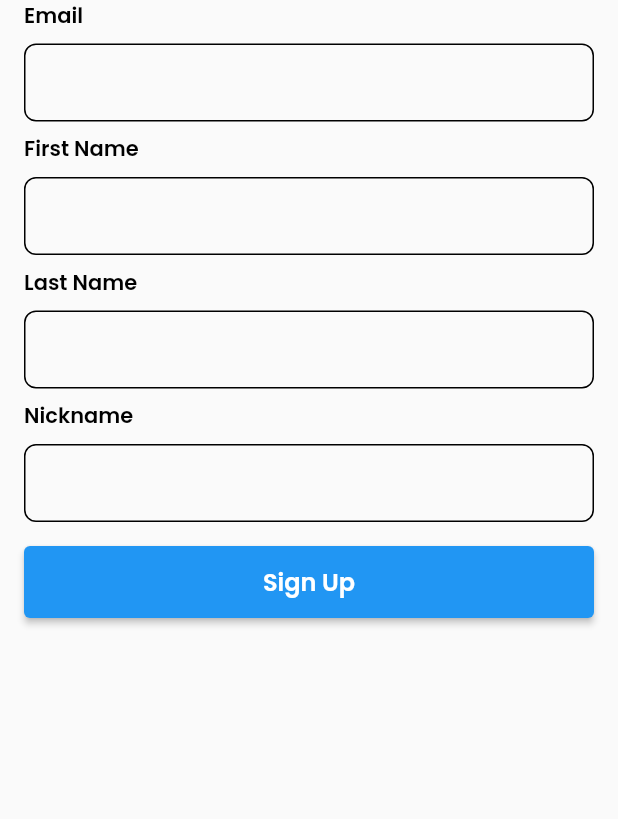
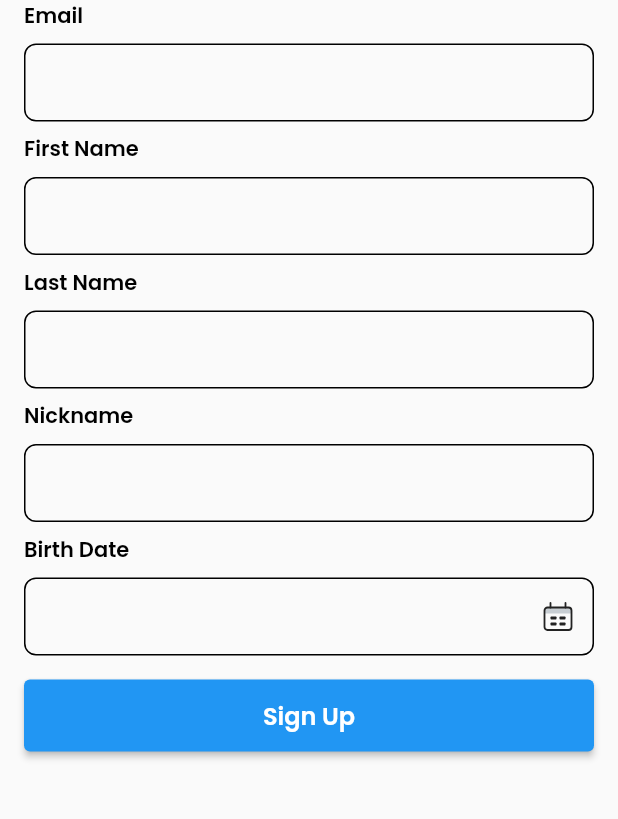
Before and after one commit to prasetya4di/vita-flutter-app, a Flutter app: the RegisterScreen screen opened by its route, on a phone screen of 412 x 824 dp, the part 249-1068 px from its top. Run offline on Flutter 3.47's test engine with Material 2 defaults, Android fonts, the phone set to English and light mode, and no system bars; our stand-ins replace cached_network_image, chopper, either_dart, flutter_bloc, flutter_markdown, flutter_svg and 4 more; generated files the repository leaves out were written again.

Commit message:
Add birth date form field

```diff
--- a/lib/view/register/register_screen.dart
+++ b/lib/view/register/register_screen.dart
@@ -1,6 +1,7 @@
 import 'package:flutter/material.dart';
 import 'package:vita_client_app/view/login/widgets/email_form_field.dart';
 import 'package:vita_client_app/view/login/widgets/register_button.dart';
+import 'package:vita_client_app/view/register/widgets/birthdate_form_field.dart';
 import 'package:vita_client_app/view/register/widgets/first_name_form_field.dart';
 import 'package:vita_client_app/view/register/widgets/last_name_form_field.dart';
 import 'package:vita_client_app/view/register/widgets/nickname_form_field.dart';
@@ -36,6 +37,8 @@ class _RegisterScreen extends State<RegisterScreen> {
                   const LastNameFormField(),
                   const SpaceVertical(),
                   const NickNameFormField(),
+                  const SpaceVertical(),
+                  const BirthdateFormField(),
                   const SpaceVertical(size: 16),
                   RegisterButton(onPressed: () {})
                 ],
--- /dev/null
+++ b/lib/view/register/widgets/birthdate_form_field.dart
@@ -0,0 +1,54 @@
+import 'package:flutter/material.dart';
+import 'package:flutter_svg/flutter_svg.dart';
+import 'package:intl/intl.dart';
+import 'package:vita_client_app/generated/assets.dart';
+import 'package:vita_client_app/view/widgets/user_form_field.dart';
+
+class BirthdateFormField extends StatefulWidget {
+  const BirthdateFormField({super.key});
+
+  @override
+  State<BirthdateFormField> createState() => _BirthdateFormField();
+}
+
+class _BirthdateFormField extends State<BirthdateFormField> {
+  final TextEditingController _birthdateController = TextEditingController();
+
+  @override
+  Widget build(BuildContext context) {
+    return GestureDetector(
+      onTap: () async {
+        DateTime? pickedDate = await showDatePicker(
+            context: context,
+            initialDate: DateTime.now(),
+            firstDate: DateTime(1950),
+            lastDate: DateTime.now());
+        if (pickedDate != null) {
+          String formattedDate = DateFormat('dd MMM yyyy').format(pickedDate);
+
+          setState(() {
+            _birthdateController.text = formattedDate;
+          });
+        }
+      },
+      child: UserFormField(
+        controller: _birthdateController,
+        enabled: false,
+        label: "Birth Date",
+        validator: _validateBirthdate,
+        suffix: IconButton(
+            padding: const EdgeInsets.all(0),
+            onPressed: null,
+            icon: SvgPicture.asset(Assets.imagesIcCalendar)),
+      ),
+    );
+  }
+
+  String? _validateBirthdate(String? value) {
+    if (value != null && value.isEmpty) {
+      return "Please choose your birth date";
+    } else {
+      return null;
+    }
+  }
+}
--- a/lib/view/widgets/user_form_field.dart
+++ b/lib/view/widgets/user_form_field.dart
@@ -6,17 +6,23 @@ import 'input_border.dart';
 class UserFormField extends StatefulWidget {
   final String label;
   final bool obscureText;
+  final bool enabled;
+  final bool readOnly;
   final String? Function(String?) validator;
   final TextInputType inputType;
   final Widget? suffix;
+  final TextEditingController? controller;
 
   const UserFormField(
       {super.key,
       required this.label,
       required this.validator,
+      this.readOnly = false,
       this.inputType = TextInputType.text,
       this.suffix,
-      this.obscureText = false});
+      this.obscureText = false,
+      this.controller,
+      this.enabled = false});
 
   @override
   State<UserFormField> createState() => _UserFormField();
@@ -31,6 +37,9 @@ class _UserFormField extends State<UserFormField> {
         Text(widget.label, style: Theme.of(context).textTheme.labelMedium),
         const SpaceVertical(),
         TextFormField(
+          controller: widget.controller,
+          enabled: widget.enabled,
+          readOnly: widget.readOnly,
           obscureText: widget.obscureText,
           keyboardType: widget.inputType,
           style: Theme.of(context).textTheme.bodyMedium,
@@ -39,7 +48,8 @@ class _UserFormField extends State<UserFormField> {
                   const EdgeInsets.symmetric(vertical: 16, horizontal: 18),
               border: defaultInputBorder,
               enabledBorder: defaultInputBorder,
-              suffix: widget.suffix),
+              disabledBorder: defaultInputBorder,
+              suffixIcon: widget.suffix),
           autovalidateMode: AutovalidateMode.onUserInteraction,
           validator: widget.validator,
         )
```
